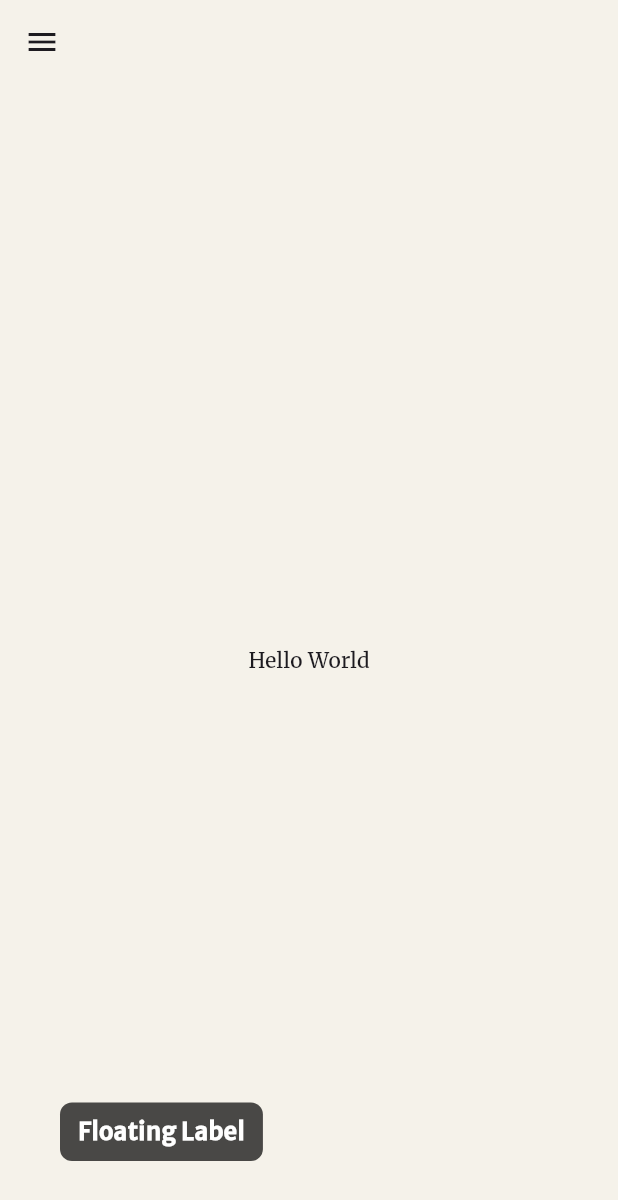
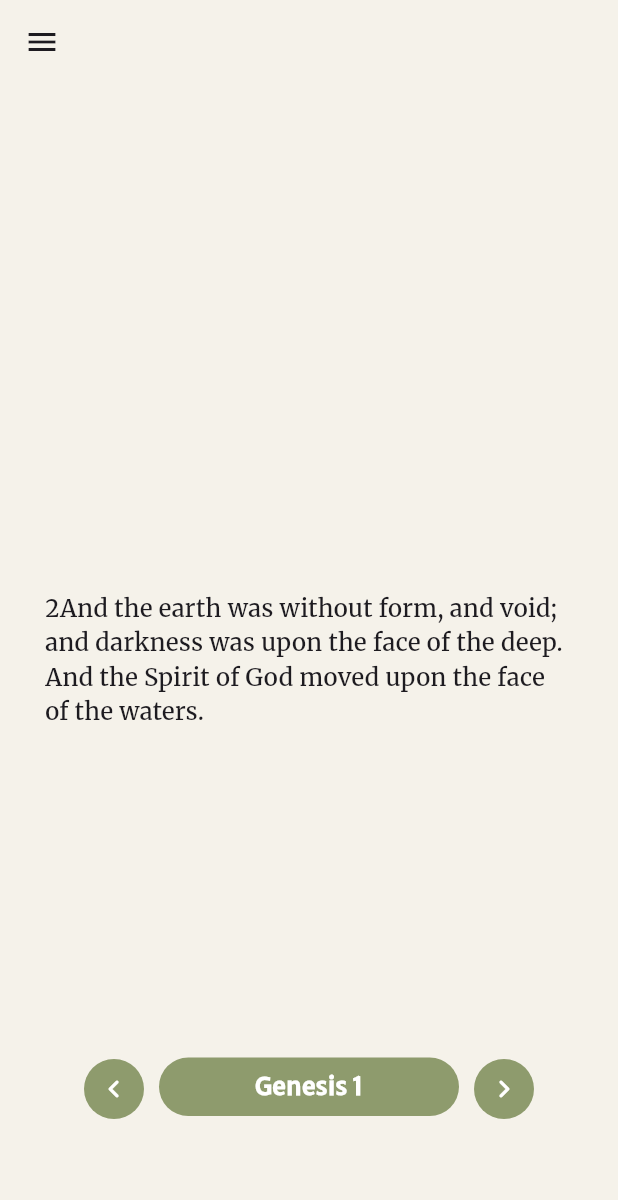
Before and after one commit to kristovr/mybible, a Flutter app: the screen it shows after launch, on a phone screen of 412 x 824 dp. Shown: the top 1200 px of the screen. Run offline on Flutter 3.47's test engine with Material 3 defaults, Android fonts, the phone set to English and light mode, and no system bars.

Commit message:
UI design

```diff
--- /dev/null
+++ b/assets/bible_dummy_data.json
@@ -0,0 +1,4 @@
+{
+  "scripture": "1In the beginning God created the heaven and the earth.",
+  "scripture": "2And the earth was without form, and void; and darkness was upon the face of the deep. And the Spirit of God moved upon the face of the waters."
+}
--- a/lib/bible_books.dart
+++ b/lib/bible_books.dart
@@ -24,8 +24,8 @@ class _BibleBooksState extends State<BibleBooks> {
       mainAxisSpacing: 4.0,
       childAspectRatio: 2.0,
       children: [
-        ...BibleBook.bibleBooks.map((book) {
-          return GridTile(
+        for (final book in BibleBook.bibleBooks)
+          GridTile(
             child: InkWell(
               onTap: () {
                 setState(() {
@@ -49,8 +49,7 @@ class _BibleBooksState extends State<BibleBooks> {
                 ),
               ),
             ),
-          );
-        }),
+          ),
       ],
     );
   }
--- a/lib/my_bible.dart
+++ b/lib/my_bible.dart
@@ -1,30 +1,91 @@
+import 'dart:convert';
+
 import 'package:flutter/material.dart';
+import 'package:flutter/services.dart';
 import 'package:mybible/side_bar.dart';
 
-class MyBible extends StatelessWidget {
+class MyBible extends StatefulWidget {
   const MyBible({super.key});
 
   @override
+  State<MyBible> createState() => _MyBibleState();
+}
+
+class _MyBibleState extends State<MyBible> {
+  late Future<String> scripture;
+
+  @override
+  void initState() {
+    super.initState();
+    scripture = loadScripture();
+  }
+
+  Future<String> loadScripture() async {
+    final String response = await rootBundle.loadString(
+      'assets/bible_dummy_data.json',
+    );
+    final data = json.decode(response);
+    return data['scripture'] ?? 'Unknown';
+  }
+
+  @override
   Widget build(BuildContext context) {
+    double width = MediaQuery.sizeOf(context).width; // get the screen size
+    double midPointWidth = width / 2; // divide it in half
+    const double floatingLabelWidth = 200; // set the floating label width
+    /*
+      The floating label starts at the point you set it at
+      to get it to be centered you need to minus half of the
+      floating label's width from the midPoint width and the
+      lable will be centered. Okay so ... this doesnt work
+
+      TO FIX
+     */
+    double floatingLabelLeftStart = midPointWidth - (floatingLabelWidth / 2);
+    const double bottomPoint = 80;
+
     return Scaffold(
       appBar: AppBar(backgroundColor: Color(0xFFF5F2EA)),
       backgroundColor: Color(0xFFF5F2EA),
       body: Stack(
         children: [
-          Center(child: Text("Hello World")),
+          Center(
+            child: Container(
+              padding: EdgeInsets.all(30.0),
+              child: FutureBuilder(
+                future: scripture,
+                builder: (context, snapshot) {
+                  if (snapshot.connectionState == ConnectionState.waiting) {
+                    return const CircularProgressIndicator();
+                  } else if (snapshot.hasError) {
+                    return const Text('Error');
+                  } else {
+                    return Text(
+                      snapshot.data ?? '',
+                      style: const TextStyle(
+                        fontFamily: 'Merriweather',
+                        fontSize: 16,
+                      ),
+                    );
+                  }
+                },
+              ),
+            ),
+          ),
           Positioned(
-            bottom: 50, // Distance from the top of the screen
-            left: 40, // Distance from the left of the screen
+            width: floatingLabelWidth,
+            bottom: bottomPoint, // Distance from the top of the screen
+            left:
+                floatingLabelLeftStart, // Distance from the left of the screen
             child: Container(
               padding: const EdgeInsets.symmetric(horizontal: 12, vertical: 8),
+              alignment: Alignment.center,
               decoration: BoxDecoration(
-                color: Colors.black.withOpacity(
-                  0.7,
-                ), // Semi-transparent background
-                borderRadius: BorderRadius.circular(8),
+                color: Color(0xFF8E9B6D),
+                borderRadius: BorderRadius.circular(20),
               ),
               child: Text(
-                "Floating Label",
+                "Genesis 1",
                 style: const TextStyle(
                   color: Colors.white,
                   fontFamily: 'MerriweatherSans',
@@ -34,6 +95,32 @@ class MyBible extends StatelessWidget {
               ),
             ),
           ),
+          Positioned(
+            bottom: 66,
+            left: 40,
+            child: Container(
+              padding: const EdgeInsets.symmetric(horizontal: 12, vertical: 8),
+              child: IconButton.filled(
+                style: IconButton.styleFrom(backgroundColor: Color(0xFF8E9B6D)),
+                color: Colors.white,
+                onPressed: () {},
+                icon: Icon(Icons.chevron_left_rounded),
+              ),
+            ),
+          ),
+          Positioned(
+            bottom: 66,
+            right: 40,
+            child: Container(
+              padding: const EdgeInsets.symmetric(horizontal: 12, vertical: 8),
+              child: IconButton.filled(
+                style: IconButton.styleFrom(backgroundColor: Color(0xFF8E9B6D)),
+                color: Colors.white,
+                onPressed: () {},
+                icon: Icon(Icons.chevron_right_rounded),
+              ),
+            ),
+          ),
         ],
       ),
       drawer: SideBar(),
--- a/pubspec.yaml
+++ b/pubspec.yaml
@@ -58,9 +58,8 @@ flutter:
   uses-material-design: true
 
   # To add assets to your application, add an assets section, like this:
-  # assets:
-  #   - images/a_dot_burr.jpeg
-  #   - images/a_dot_ham.jpeg
+  assets:
+      - assets/bible_dummy_data.json
 
   # An image asset can refer to one or more resolution-specific "variants", see
   # https://flutter.dev/to/resolution-aware-images
```
